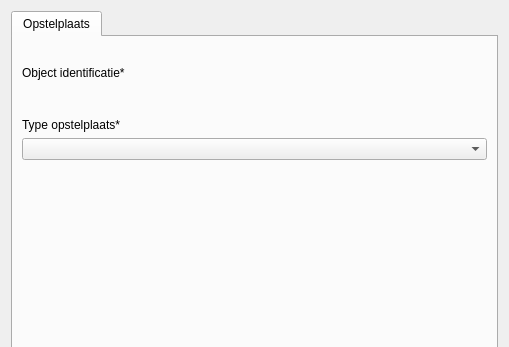
Above: qgis_project/objecten/ui/object_opstelplaats.ui from OIV-NL-QGIS/QGIS_project before the change; both pictures show x 0 to 509 and y 0 to 347 of the 509 by 1220 pixel window. Below: the same form after it.
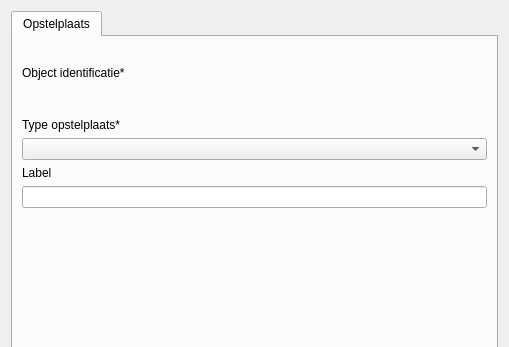
That is the form after the change. Icons and pictures are not drawn. Custom widgets are drawn as their Qt base class.

Patch:
```diff
--- a/qgis_project/objecten/ui/object_opstelplaats.ui
+++ b/qgis_project/objecten/ui/object_opstelplaats.ui
@@ -104,6 +104,16 @@
          </property>
         </widget>
        </item>
+       <item>
+        <widget class="QLabel" name="label_6">
+         <property name="text">
+          <string>Label</string>
+         </property>
+        </widget>
+       </item>
+       <item>
+        <widget class="QLineEdit" name="label"/>
+       </item>
        <item>
         <spacer name="verticalSpacer">
          <property name="orientation">
```
Left out of the diff: 2 changed lines with no effect on the pictures.
